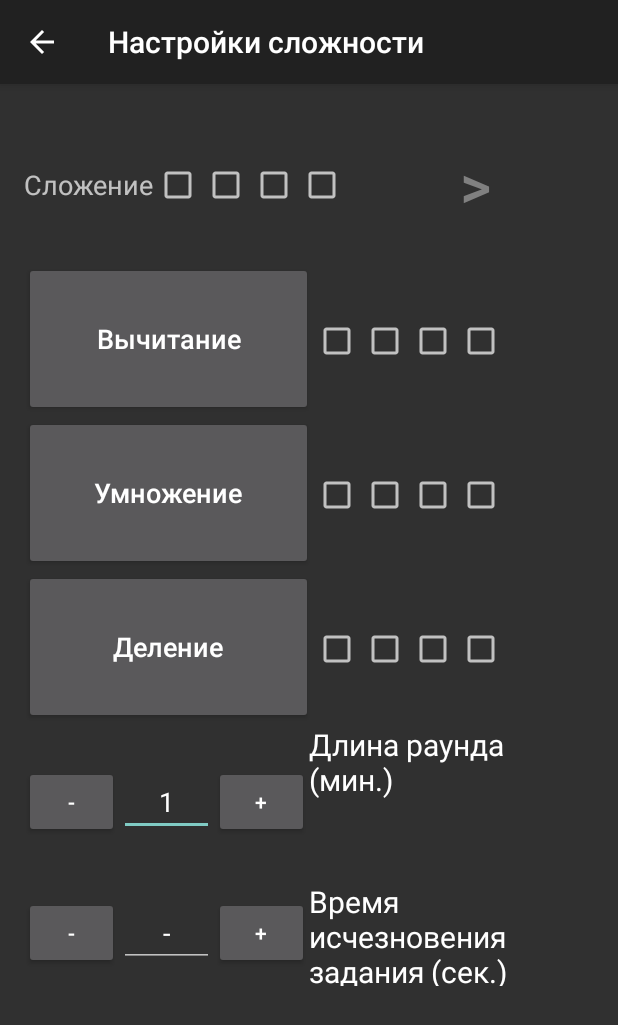
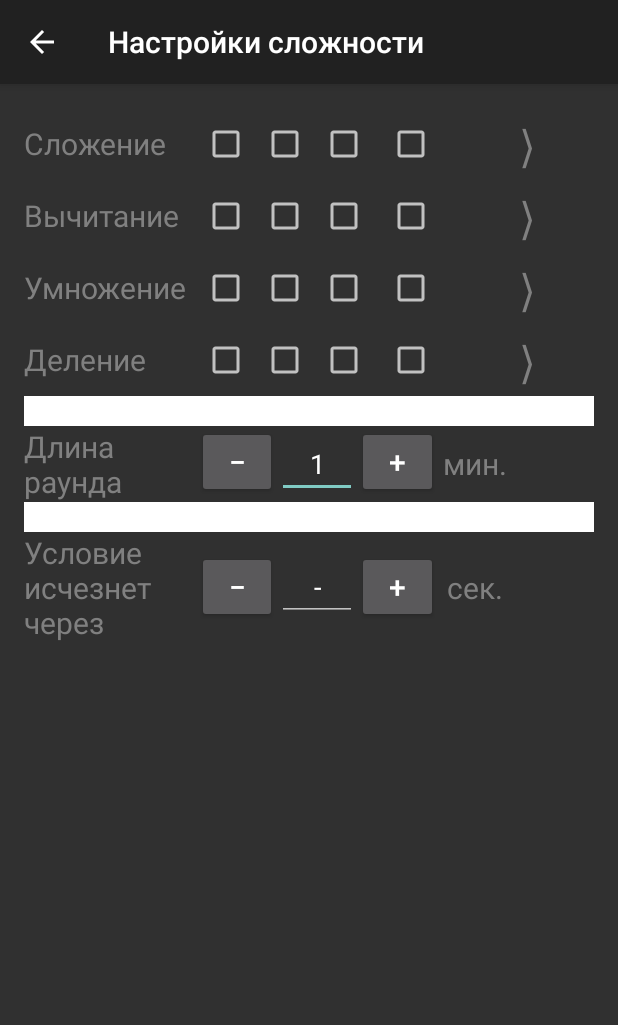
Before and after one commit to akzubarev/Decimals, an Android app: the SettingsSimpleActivity screen opened directly, with no data from a screen before it, on a phone screen of 412 x 824 dp. Shown: the top 1025 px of the screen. Run offline under Robolectric (Android 15) with nearby library versions, the phone set to English and light mode, and no system bars; libraries missing offline, so code that uses them is left out: android.test.

Commit message:
Новая компоновка окна настроек. Тестируем Git.

```diff
--- a/app/src/main/java/com/education4all/mathcoach/SettingsSimpleActivity.java
+++ b/app/src/main/java/com/education4all/mathcoach/SettingsSimpleActivity.java
@@ -221,16 +221,16 @@ public class SettingsSimpleActivity extends AppCompatActivity {
             wm.getDefaultDisplay().getMetrics(metrics);
         final float width = metrics.widthPixels/2 - 20;
         final float height = metrics.heightPixels / 8;
-        LinearLayout.LayoutParams layoutParamsWidth50 = new LinearLayout.LayoutParams(
-                (int) (width) , (int) (height) );
-        Button currentButton = (Button)findViewById(R.id.buttonAdd);
-        currentButton.setLayoutParams(layoutParamsWidth50);
-        currentButton = (Button)findViewById(R.id.buttonSub);
-        currentButton.setLayoutParams(layoutParamsWidth50);
-        currentButton = (Button)findViewById(R.id.buttonMul);
-        currentButton.setLayoutParams(layoutParamsWidth50);
-        currentButton = (Button)findViewById(R.id.buttonDiv);
-        currentButton.setLayoutParams(layoutParamsWidth50);
+//        LinearLayout.LayoutParams layoutParamsWidth50 = new LinearLayout.LayoutParams(
+//                (int) (width) , (int) (height) );
+//        Button currentButton = (Button)findViewById(R.id.buttonAdd);
+//        currentButton.setLayoutParams(layoutParamsWidth50);
+//        currentButton = (Button)findViewById(R.id.buttonSub);
+//        currentButton.setLayoutParams(layoutParamsWidth50);
+//        currentButton = (Button)findViewById(R.id.buttonMul);
+//        currentButton.setLayoutParams(layoutParamsWidth50);
+//        currentButton = (Button)findViewById(R.id.buttonDiv);
+//        currentButton.setLayoutParams(layoutParamsWidth50);
     }
 
     public void startCompl(View view) {
--- a/app/src/main/res/layout/settings_simple.xml
+++ b/app/src/main/res/layout/settings_simple.xml
@@ -1,282 +1,318 @@
-<LinearLayout xmlns:android="http://schemas.android.com/apk/res/android"
-    xmlns:tools="http://schemas.android.com/tools" android:layout_width="match_parent"
-    android:layout_height="match_parent" android:paddingLeft="@dimen/activity_horizontal_margin"
+<TableLayout xmlns:android="http://schemas.android.com/apk/res/android"
+    xmlns:tools="http://schemas.android.com/tools"
+    android:layout_width="match_parent"
+    android:layout_height="match_parent"
+    android:paddingLeft="@dimen/activity_horizontal_margin"
     android:paddingRight="@dimen/activity_horizontal_margin"
     android:paddingTop="@dimen/activity_vertical_margin"
     android:paddingBottom="@dimen/activity_vertical_margin"
-    android:orientation="vertical"
     tools:context="com.education4all.mathcoach.SettingsSimpleActivity"
-    android:weightSum="1">
-    <LinearLayout
-        android:orientation="horizontal"
-        android:layout_width="match_parent"
-        android:layout_height="wrap_content"
-        android:weightSum="1">
+    android:weightSum="1"
+    android:stretchColumns="*"
+    >
+
+
+        <TableRow>
 
             <TextView
-            android:layout_width="wrap_content"
-            android:layout_height="wrap_content"
+                android:layout_gravity="center_vertical|start"
                 android:text="Сложение"
-            android:textSize="18sp"
-            android:textAllCaps="false"
-            android:layout_gravity="center_vertical|end" />
-        <CheckBox
-            android:layout_width="wrap_content"
-            android:layout_height="wrap_content"
+                android:textSize="20sp"
+                android:textColor="@android:color/tertiary_text_dark"
+                />
+
+            <CheckBox android:id="@+id/checkBoxAdd1"
+                android:layout_gravity="center"
                 android:tag="1"
                 android:onClick="onCheckBoxClick"
-            android:layout_gravity="center_vertical|center"
-            android:id="@+id/checkBoxAdd1" />
-        <CheckBox
-            android:layout_width="wrap_content"
-            android:layout_height="wrap_content"
+                />
+
+            <CheckBox android:id="@+id/checkBoxAdd2"
+                android:layout_gravity="center"
                 android:tag="1"
                 android:onClick="onCheckBoxClick"
-            android:layout_gravity="center_vertical|center"
-            android:id="@+id/checkBoxAdd2" />
-        <CheckBox
-            android:layout_width="wrap_content"
-            android:layout_height="wrap_content"
+                />
+
+            <CheckBox android:id="@+id/checkBoxAdd3"
+                android:layout_gravity="center"
                 android:tag="1"
                 android:onClick="onCheckBoxClick"
-            android:layout_gravity="center_vertical|center"
-            android:id="@+id/checkBoxAdd3" />
-        <CheckBox
-            android:layout_width="wrap_content"
-            android:layout_height="wrap_content"
+                />
+
+            <CheckBox android:id="@+id/checkBoxAdd4"
+                android:layout_gravity="center"
+                android:tag="1"
                 android:onClick="onCheckBoxClick"
+                />
+
+            <Button android:id="@+id/buttonAdd"
+                android:layout_gravity="center_vertical|end"
+                android:text="〉"
+                android:textSize="30sp"
+                android:textColor="@android:color/tertiary_text_light"
+                android:background="@android:color/transparent"
                 android:tag="1"
-            android:layout_gravity="center_vertical|center"
-            android:id="@+id/checkBoxAdd4" />
-        <Button
+                android:onClick="startCompl"
+                />
+
+        </TableRow>
+
+        <TableRow>
+
+            <TextView
+                android:layout_gravity="center_vertical|start"
+                android:text="Вычитание"
+                android:textSize="20sp"
+                android:textColor="@android:color/tertiary_text_dark"
+                />
+
+            <CheckBox android:id="@+id/checkBoxSub1"
+                android:layout_gravity="center"
+                android:tag="2"
+                android:onClick="onCheckBoxClick"
+                />
+
+            <CheckBox android:id="@+id/checkBoxSub2"
+                android:layout_gravity="center"
+                android:tag="2"
+                android:onClick="onCheckBoxClick"
+                />
+
+            <CheckBox android:id="@+id/checkBoxSub3"
+                android:layout_gravity="center"
+                android:tag="2"
+                android:onClick="onCheckBoxClick"
+                />
+
+            <CheckBox android:id="@+id/checkBoxSub4"
+                android:layout_gravity="center"
+                android:tag="2"
+                android:onClick="onCheckBoxClick"
+                />
+
+            <Button android:id="@+id/buttonSub"
+                android:layout_gravity="center_vertical|end"
+                android:text="〉"
+                android:textSize="30sp"
+                android:textColor="@android:color/tertiary_text_light"
                 android:background="@android:color/transparent"
-            android:layout_width="wrap_content"
-            android:text=">"
+                android:tag="1"
+                android:onClick="startCompl"
+                />
+
+        </TableRow>
+
+        <TableRow>
+
+            <TextView
+                android:layout_gravity="center_vertical|start"
+                android:text="Умножение"
+                android:textSize="20sp"
                 android:textColor="@android:color/tertiary_text_dark"
-            android:textSize="40sp"
+                />
+
+            <CheckBox android:id="@+id/checkBoxMul1"
+                android:layout_gravity="center"
+                android:tag="2"
+                android:onClick="onCheckBoxClick"
+                />
+
+            <CheckBox android:id="@+id/checkBoxMul2"
+                android:layout_gravity="center"
+                android:tag="2"
+                android:onClick="onCheckBoxClick"
+                />
+
+            <CheckBox android:id="@+id/checkBoxMul3"
+                android:layout_gravity="center"
+                android:tag="2"
+                android:onClick="onCheckBoxClick"
+                />
+
+            <CheckBox android:id="@+id/checkBoxMul4"
+                android:layout_gravity="center"
+                android:tag="2"
+                android:onClick="onCheckBoxClick"
+                />
+
+            <Button android:id="@+id/buttonMul"
+                android:layout_gravity="center_vertical|end"
+                android:text="〉"
+                android:textSize="30sp"
+                android:textColor="@android:color/tertiary_text_light"
+                android:background="@android:color/transparent"
+                android:tag="2"
+                android:onClick="startCompl"
+                />
+
+        </TableRow>
+
+        <TableRow>
+
+            <TextView
                 android:layout_gravity="center_vertical|start"
-            android:layout_height="match_parent"
+                android:text="Деление"
+                android:textSize="20sp"
+                android:textColor="@android:color/tertiary_text_dark"
+                />
+
+            <CheckBox android:id="@+id/checkBoxDiv1"
+                android:layout_gravity="center"
+                android:tag="4"
+                android:onClick="onCheckBoxClick"
+                />
+
+            <CheckBox android:id="@+id/checkBoxDiv2"
+                android:layout_gravity="center"
+                android:tag="4"
+                android:onClick="onCheckBoxClick"
+                />
+
+            <CheckBox android:id="@+id/checkBoxDiv3"
+                android:layout_gravity="center"
+                android:tag="4"
+                android:onClick="onCheckBoxClick"
+                />
+
+            <CheckBox android:id="@+id/checkBoxDiv4"
+                android:layout_gravity="center"
+                android:tag="4"
+                android:onClick="onCheckBoxClick"
+                />
+
+            <Button android:id="@+id/buttonDiv"
+                android:layout_gravity="center_vertical|end"
+                android:text="〉"
+                android:textSize="30sp"
+                android:textColor="@android:color/tertiary_text_light"
+                android:background="@android:color/transparent"
+                android:tag="4"
                 android:onClick="startCompl"
-            android:tag="1"
-            android:paddingRight="20dp"
-            android:id="@+id/buttonAdd"/>
-    </LinearLayout>
-    <LinearLayout
-        android:orientation="horizontal"
+                />
+
+        </TableRow>
+
+        <TableRow
             android:layout_width="match_parent"
-        android:layout_height="wrap_content"
-        android:weightSum="1">
-        <Button
-            android:layout_width="wrap_content"
-            android:layout_height="80dp"
-            android:text="Вычитание"
-            android:textSize="18sp"
-            android:textAllCaps="false"
-            android:onClick="startCompl"
-            android:layout_gravity="center_vertical|end"
-            android:tag="2"
-            android:id="@+id/buttonSub" />
-        <CheckBox
-            android:layout_width="wrap_content"
-            android:layout_height="wrap_content"
-            android:onClick="onCheckBoxClick"
-            android:tag="2"
-            android:id="@+id/checkBoxSub1" />
-        <CheckBox
-            android:layout_width="wrap_content"
-            android:layout_height="wrap_content"
-            android:onClick="onCheckBoxClick"
-            android:tag="2"
-            android:id="@+id/checkBoxSub2" />
-        <CheckBox
-            android:layout_width="wrap_content"
-            android:layout_height="wrap_content"
-            android:onClick="onCheckBoxClick"
-            android:tag="2"
-            android:id="@+id/checkBoxSub3" />
-        <CheckBox
-            android:layout_width="wrap_content"
-            android:layout_height="wrap_content"
-            android:onClick="onCheckBoxClick"
-            android:tag="2"
-            android:id="@+id/checkBoxSub4" />
-    </LinearLayout>
-    <LinearLayout
-        android:orientation="horizontal"
+            android:layout_height="wrap_content" >
+
+            <View android:id="@+id/line1"
                 android:layout_width="match_parent"
-        android:layout_height="wrap_content"
-        android:weightSum="1">
-        <Button
-            android:layout_width="185dp"
-            android:layout_height="80dp"
-            android:text="Умножение"
-            android:textSize="18sp"
-            android:textAllCaps="false"
-            android:onClick="startCompl"
-            android:layout_gravity="center_vertical|end"
-            android:tag="3"
-            android:id="@+id/buttonMul" />
+                android:layout_height="20dip"
+                android:layout_weight="1"
+                android:background="#FFFFFF"
+                android:padding="2dip"
+                />
 
-        <CheckBox
-            android:layout_width="wrap_content"
-            android:layout_height="wrap_content"
-            android:tag="3"
-            android:onClick="onCheckBoxClick"
-            android:id="@+id/checkBoxMul1" />
-        <CheckBox
-            android:layout_width="wrap_content"
-            android:layout_height="wrap_content"
-            android:tag="3"
-            android:onClick="onCheckBoxClick"
-            android:id="@+id/checkBoxMul2" />
-        <CheckBox
-            android:layout_width="wrap_content"
-            android:layout_height="wrap_content"
-            android:tag="3"
-            android:onClick="onCheckBoxClick"
-            android:id="@+id/checkBoxMul3" />
-        <CheckBox
-            android:layout_width="wrap_content"
-            android:layout_height="wrap_content"
-            android:tag="3"
-            android:onClick="onCheckBoxClick"
-            android:id="@+id/checkBoxMul4" />
-    </LinearLayout>
-    <LinearLayout
-        android:orientation="horizontal"
-        android:layout_width="match_parent"
-        android:layout_height="wrap_content"
-        android:weightSum="1">
+        </TableRow>
 
-        <Button
-            android:layout_width="181dp"
-            android:layout_height="80dp"
-            android:text="Деление"
-            android:layout_gravity="center_vertical|end"
-            android:textAllCaps="false"
-            android:textSize="18sp"
-            android:onClick="startCompl"
-            android:tag="4"
-            android:id="@+id/buttonDiv"
-            android:layout_weight="0.28" />
-        <CheckBox
-            android:layout_width="wrap_content"
-            android:layout_height="wrap_content"
-            android:onClick="onCheckBoxClick"
-            android:tag="4"
-            android:id="@+id/checkBoxDiv1" />
-        <CheckBox
-            android:layout_width="wrap_content"
-            android:layout_height="wrap_content"
-            android:onClick="onCheckBoxClick"
-            android:tag="4"
-            android:id="@+id/checkBoxDiv2" />
-        <CheckBox
-            android:layout_width="wrap_content"
-            android:layout_height="wrap_content"
-            android:onClick="onCheckBoxClick"
-            android:tag="4"
-            android:id="@+id/checkBoxDiv3" />
-        <CheckBox
-            android:layout_width="wrap_content"
-            android:layout_height="wrap_content"
-            android:onClick="onCheckBoxClick"
-            android:tag="4"
-            android:id="@+id/checkBoxDiv4" />
+        <TableRow>
 
-    </LinearLayout>
+            <TextView android:id="@+id/textView"
+                android:layout_gravity="center_vertical"
+                android:textAppearance="?android:attr/textAppearanceLarge"
+                android:text="Длина \nраунда"
+                android:textSize="20sp"
+                android:textColor="@android:color/tertiary_text_dark"
+                />
 
-    <LinearLayout
-        android:orientation="horizontal"
-        android:layout_width="match_parent"
-        android:layout_height="70dp"
-        android:layout_marginBottom="0dp"
-        android:paddingBottom="0dp"
-        android:layout_weight="0.19">
-
-
-
-        <Button
+            <Button android:id="@+id/firstMinus"
                 android:layout_weight="1"
                 android:layout_width="0dp"
-            android:layout_gravity="center"
-            android:id="@+id/firstMinus"
-            android:text="-"
+                android:text="−"
+                android:textSize="20sp"
                 android:onClick="firstMinus"
-            android:layout_height="wrap_content" />
-        <EditText
+                />
+
+            <EditText android:id="@+id/editText"
                 android:layout_width="0dp"
-            android:layout_height="wrap_content"
+                android:layout_weight="1"
                 android:layout_gravity="center"
                 android:inputType="numberDecimal"
                 android:ems="10"
                 android:gravity="center"
                 android:focusable="true"
+                />
+
+            <Button android:id="@+id/firstPlus"
                 android:layout_weight="1"
-            android:id="@+id/editText" />
-        <Button
+                android:layout_width="0dp"
+                android:text="+"
+                android:textSize="20sp"
+                android:onClick="firstPlus"
+                />
+
+            <TextView android:id="@+id/roundMinText"
+                android:layout_weight="1"
+                android:layout_gravity="center"
+                android:textAppearance="?android:attr/textAppearanceLarge"
+                android:text="мин."
+                android:textColor="@android:color/tertiary_text_light"
+                android:textSize="20sp"
+                />
+
+        </TableRow>
+
+        <TableRow
+            android:layout_width="match_parent"
+            android:layout_height="wrap_content" >
+
+            <View android:id="@+id/line2"
+                android:layout_width="match_parent"
+                android:layout_height="20dip"
+                android:layout_weight="1"
+                android:background="#FFFFFF"
+                android:padding="2dip"
+                />
+
+        </TableRow>
+
+        <TableRow>
+
+            <TextView android:id="@+id/textView2"
+                android:textAppearance="?android:attr/textAppearanceLarge"
+                android:text="Условие \nисчезнет \nчерез"
+                android:textSize="20sp"
+                android:textColor="@android:color/tertiary_text_dark"
+                />
+
+            <Button android:id="@+id/secondMinus"
                 android:layout_weight="1"
                 android:layout_width="0dp"
                 android:layout_gravity="center"
-            android:id="@+id/firstPlus"
-            android:text="+"
-            android:onClick="firstPlus"
-            android:layout_height="wrap_content" />
+                android:text="−"
+                android:textSize="20sp"
+                android:onClick="secondMinus"
+                />
 
-        <TextView
+            <EditText android:id="@+id/editText2"
                 android:layout_width="0dp"
-            android:layout_weight="3"
-            android:layout_height="match_parent"
+                android:layout_weight="1"
                 android:layout_gravity="center"
-            android:textAppearance="?android:attr/textAppearanceLarge"
-            android:text="Длина раунда \n(мин.)"
-            android:textSize="20sp"
-            android:paddingRight="20dp"
-            android:id="@+id/textView" />
-
-    </LinearLayout>
-
-    <LinearLayout
-        android:orientation="horizontal"
-        android:layout_width="match_parent"
-        android:layout_height="70dp"
-        android:layout_margin="-10dp">
-
-        <Button
-            android:layout_weight="1"
-            android:layout_width="0dp"
-            android:id="@+id/secondMinus"
-            android:layout_gravity="center"
-            android:text="-"
-            android:onClick="secondMinus"
-            android:layout_height="wrap_content" />
-        <EditText
-            android:layout_width="0dp"
-            android:layout_height="wrap_content"
                 android:inputType="numberSigned"
-            android:layout_gravity="center"
                 android:ems="10"
                 android:focusable="true"
                 android:gravity="center"
-            android:layout_weight="1"
-            android:id="@+id/editText2" />
-        <Button
+                />
+
+            <Button android:id="@+id/secondPlus"
                 android:layout_weight="1"
                 android:layout_width="0dp"
-            android:id="@+id/secondPlus"
                 android:layout_gravity="center"
                 android:text="+"
+                android:textSize="20sp"
                 android:onClick="secondPlus"
-            android:layout_height="wrap_content" />
+                />
 
-        <TextView
-            android:layout_width="0dp"
-            android:layout_height="match_parent"
-            android:layout_weight="3"
+            <TextView android:id="@+id/hideSecText"
+                android:layout_weight="1"
+                android:layout_gravity="center"
                 android:textAppearance="?android:attr/textAppearanceLarge"
-            android:text="Время исчезновения задания (cек.)"
+                android:text="cек."
+                android:textColor="@android:color/tertiary_text_light"
                 android:textSize="20sp"
-            android:id="@+id/textView2" />
-    </LinearLayout>
+                />
+        </TableRow>
 
-</LinearLayout>
+
+</TableLayout>
```
Lines whose indentation alone changed are shown as unchanged.
